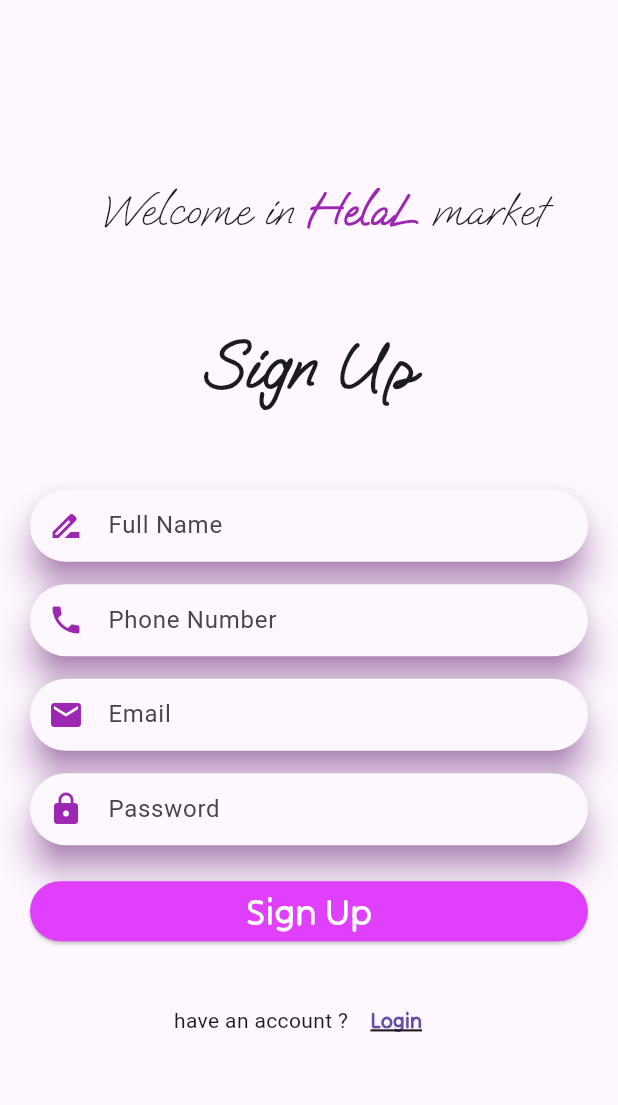
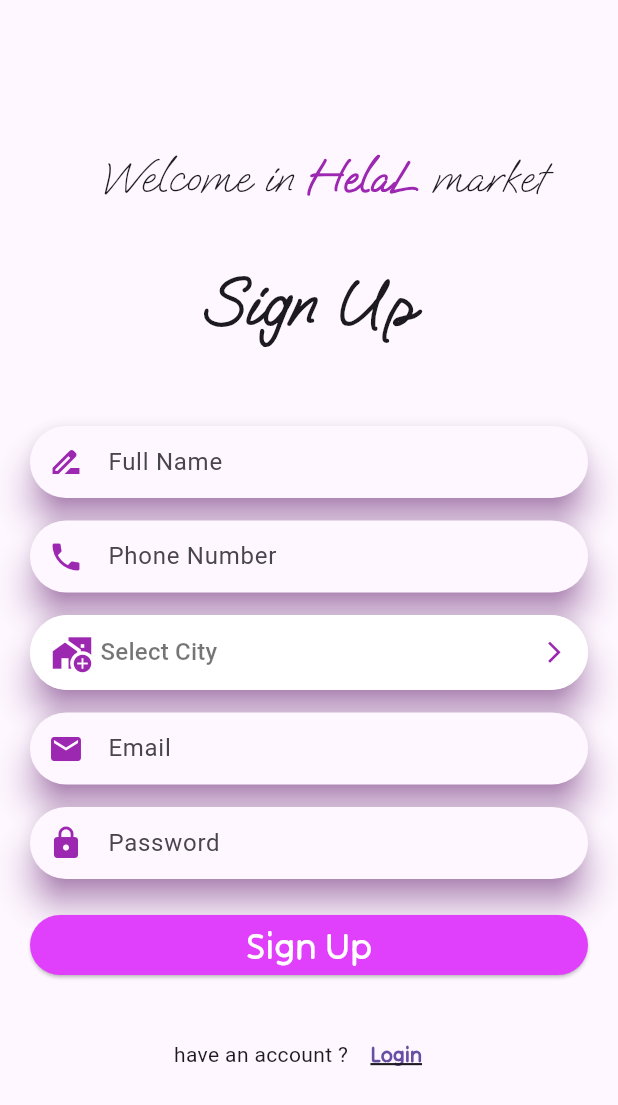
Before and after one commit to Mohammed-Jubran/helal-DOT-Jordan-2023, a Flutter app: the SignUpScreen screen opened directly, on a phone screen of 412 x 824 dp. Shown: the top 1105 px of the screen. Run offline on Flutter 3.47's test engine with Material 2 defaults, Android fonts, the phone set to English and light mode, and no system bars; drawn by our look-alikes of dropdown_button2.

Commit message:
add field to take city

```diff
--- a/lib/views/home_screen.dart
+++ b/lib/views/home_screen.dart
@@ -1,5 +1,4 @@
 import 'package:flutter/material.dart';
-
 class HomeScreen extends StatefulWidget {
   const HomeScreen({Key? key}) : super(key: key);
 
@@ -10,8 +9,12 @@ class HomeScreen extends StatefulWidget {
 class _HomeScreenState extends State<HomeScreen> {
   @override
   Widget build(BuildContext context) {
-    return Container(
-      color: Colors.amber,
+    return Scaffold(
+      body: Center(
+        child: Container(
+          color: Colors.amber,
+        ),
+      ),
     );
   }
 }
--- a/lib/views/sign_up_screen.dart
+++ b/lib/views/sign_up_screen.dart
@@ -1,6 +1,8 @@
 import 'package:flutter/material.dart';
 import 'package:helal/views/home_screen.dart';
 import 'package:helal/views/login_screen.dart';
+// ignore: implementation_imports
+import 'package:dropdown_button2/src/dropdown_button2.dart';
 
 class SignUpScreen extends StatefulWidget {
   const SignUpScreen({Key? key}) : super(key: key);
@@ -15,6 +17,22 @@ class _SignUpScreenState extends State<SignUpScreen> {
   final _passwordController = TextEditingController();
   final _fullNameController = TextEditingController();
   final _phoneController = TextEditingController();
+
+  final List<String> cities = [
+    'Amman',
+    'Zarqa',
+    'Irbid',
+    'Aqaba',
+    'Mafraq',
+    'Madaba',
+    'Jerash',
+    'Karak',
+    'Tafilah',
+    'As-Salt',
+    'Ajloun',
+    'Ma\'an',
+  ];
+  String? selectedValue;
 
   @override
   Widget build(BuildContext context) {
@@ -56,7 +74,7 @@ class _SignUpScreenState extends State<SignUpScreen> {
                     ),
                   ],
                 ),
-                const SizedBox(height: 50),
+                const SizedBox(height: 30),
                 const Text(
                   "Sign Up",
                   style: TextStyle(
@@ -104,6 +122,96 @@ class _SignUpScreenState extends State<SignUpScreen> {
                           borderSide: BorderSide.none,
                           borderRadius: BorderRadius.circular(50),
                         )),
+                  ),
+                ),
+                const SizedBox(height: 15),
+                Material(
+                  elevation: 9.5,
+                  shadowColor: Colors.purple,
+                  borderRadius: const BorderRadius.all(Radius.circular(50)),
+                  child: DropdownButtonHideUnderline(
+                    child: DropdownButton2(
+                      isExpanded: true,
+                      hint: Row(
+                        children: const [
+                          Icon(
+                            Icons.add_home_work,
+                            size: 28,
+                            color: Colors.purple,
+                          ),
+                          SizedBox(
+                            width: 5,
+                          ),
+                          Expanded(
+                            child: Text(
+                              'Select City',
+                              style: TextStyle(
+                                fontSize: 16,
+                                color: Colors.black54,
+                              ),
+                              overflow: TextOverflow.ellipsis,
+                            ),
+                          ),
+                        ],
+                      ),
+                      items: cities
+                          .map((item) => DropdownMenuItem<String>(
+                        value: item,
+                        child: Text(
+                          item,
+                          style: const TextStyle(
+                            fontSize: 14,
+                            fontWeight: FontWeight.bold,
+                            color: Colors.black54,
+                          ),
+                          overflow: TextOverflow.ellipsis,
+                        ),
+                      ))
+                          .toList(),
+                      value: selectedValue,
+                      onChanged: (value) {
+                        setState(() {
+                          selectedValue = value as String;
+                        });
+                      },
+                      buttonStyleData: ButtonStyleData(
+                        height: 50,
+                        width: double.infinity,
+                        padding: const EdgeInsets.only(left: 14, right: 14),
+                        decoration: BoxDecoration(
+                          borderRadius: BorderRadius.circular(30),
+                          color: Colors.white,
+                        ),
+                      ),
+                      iconStyleData: const IconStyleData(
+                        icon: Icon(
+                          Icons.arrow_forward_ios_outlined,
+                        ),
+                        iconSize: 17,
+                        iconEnabledColor: Colors.purple,
+                        iconDisabledColor: Colors.purple,
+                      ),
+                      dropdownStyleData: DropdownStyleData(
+                        maxHeight: 200,
+                        width: 150,
+                        padding: null,
+                        decoration: BoxDecoration(
+                          borderRadius: BorderRadius.circular(14),
+                          color: Colors.purple,
+                        ),
+                        elevation: 8,
+                        offset: const Offset(-20, 0),
+                        scrollbarTheme: ScrollbarThemeData(
+                          radius: const Radius.circular(40),
+                          thickness: MaterialStateProperty.all<double>(6),
+                          thumbVisibility: MaterialStateProperty.all<bool>(true),
+                        ),
+                      ),
+                      menuItemStyleData: const MenuItemStyleData(
+                        height: 40,
+                        padding: EdgeInsets.only(left: 30, right: 14),
+                      ),
+                    ),
                   ),
                 ),
                 const SizedBox(height: 15),
--- a/pubspec.yaml
+++ b/pubspec.yaml
@@ -35,6 +35,7 @@ dependencies:
   # The following adds the Cupertino Icons font to your application.
   # Use with the CupertinoIcons class for iOS style icons.
   cupertino_icons: ^1.0.2
+  dropdown_button2: ^2.0.0
 
 dev_dependencies:
   flutter_test:
```
Also changed, not shown: pubspec.lock.
